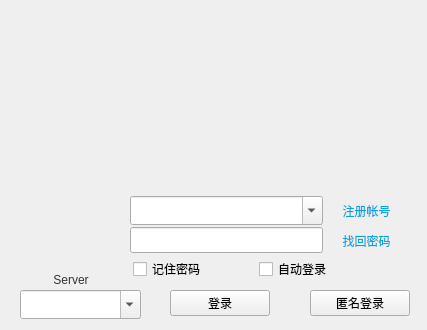
ptyin/qtexteditor, file src/login.ui: the form before one commit.
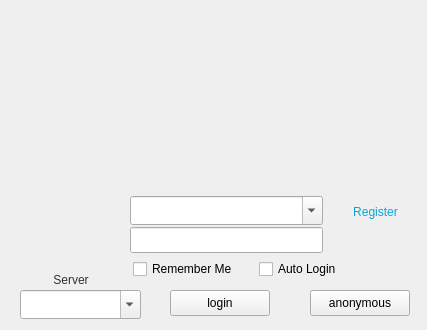
The form after the commit.

```diff
--- a/src/login.ui
+++ b/src/login.ui
@@ -31,8 +31,8 @@
   <widget class="QPushButton" name="btn_regist">
    <property name="geometry">
     <rect>
-     <x>321</x>
-     <y>199</y>
+     <x>330</x>
+     <y>200</y>
      <width>91</width>
      <height>23</height>
     </rect>
@@ -46,7 +46,7 @@
     <string notr="true">color: rgb(11, 163, 219);</string>
    </property>
    <property name="text">
-    <string>注册帐号</string>
+    <string>Register</string>
    </property>
    <property name="flat">
     <bool>true</bool>
@@ -76,30 +76,6 @@
     <string notr="true"/>
    </property>
   </widget>
-  <widget class="QPushButton" name="btn_edit_pwd">
-   <property name="geometry">
-    <rect>
-     <x>321</x>
-     <y>229</y>
-     <width>91</width>
-     <height>23</height>
-    </rect>
-   </property>
-   <property name="font">
-    <font>
-     <pointsize>9</pointsize>
-    </font>
-   </property>
-   <property name="styleSheet">
-    <string notr="true">color: rgb(11, 163, 219);</string>
-   </property>
-   <property name="text">
-    <string>找回密码</string>
-   </property>
-   <property name="flat">
-    <bool>true</bool>
-   </property>
-  </widget>
   <widget class="QComboBox" name="cBox_account">
    <property name="geometry">
     <rect>
@@ -154,7 +130,7 @@
     </rect>
    </property>
    <property name="text">
-    <string>登录</string>
+    <string>login</string>
    </property>
    <property name="shortcut">
     <string>Return</string>
@@ -178,12 +154,12 @@
     <rect>
      <x>278</x>
      <y>261</y>
-     <width>75</width>
+     <width>81</width>
      <height>16</height>
     </rect>
    </property>
    <property name="text">
-    <string>自动登录</string>
+    <string>Auto Login</string>
    </property>
   </widget>
   <widget class="QCheckBox" name="checkBox_rPasswd">
@@ -204,12 +180,12 @@
     <rect>
      <x>152</x>
      <y>261</y>
-     <width>75</width>
+     <width>91</width>
      <height>16</height>
     </rect>
    </property>
    <property name="text">
-    <string>记住密码</string>
+    <string>Remember Me</string>
    </property>
   </widget>
   <widget class="QComboBox" name="cBox_server">
@@ -262,7 +238,7 @@
     </rect>
    </property>
    <property name="text">
-    <string>匿名登录</string>
+    <string>anonymous</string>
    </property>
   </widget>
  </widget>
```
Left out of the diff: 5 changed lines with no effect on the pictures.
